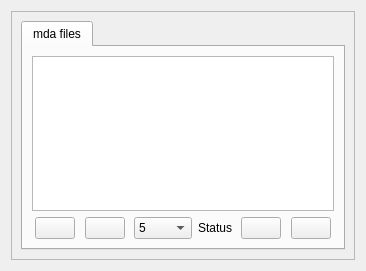
First picture: the form in mdaviz/resources/mda_file_table_view.ui, repository BCDA-APS/mdaviz, before the edit.
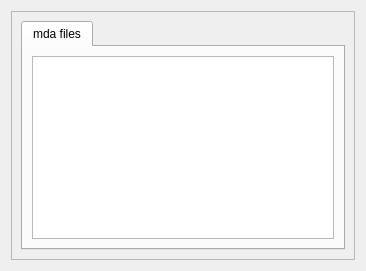
Second picture: the form after the edit. Icons and pictures are not drawn.

Commit message: DEV #5 remove pager from file table view

```diff
--- a/mdaviz/resources/mda_file_table_view.ui
+++ b/mdaviz/resources/mda_file_table_view.ui
@@ -52,213 +52,6 @@
              </property>
             </widget>
            </item>
-           <item>
-            <layout class="QHBoxLayout" name="horizontalLayout">
-             <item>
-              <spacer name="horizontalSpacer">
-               <property name="orientation">
-                <enum>Qt::Horizontal</enum>
-               </property>
-               <property name="sizeHint" stdset="0">
-                <size>
-                 <width>40</width>
-                 <height>20</height>
-                </size>
-               </property>
-              </spacer>
-             </item>
-             <item>
-              <widget class="QPushButton" name="first">
-               <property name="toolTip">
-                <string>Show the first run.</string>
-               </property>
-               <property name="icon">
-                <iconset>
-                 <normaloff>first.png</normaloff>first.png</iconset>
-               </property>
-               <property name="iconSize">
-                <size>
-                 <width>14</width>
-                 <height>14</height>
-                </size>
-               </property>
-              </widget>
-             </item>
-             <item>
-              <spacer name="horizontalSpacer_3">
-               <property name="orientation">
-                <enum>Qt::Horizontal</enum>
-               </property>
-               <property name="sizeHint" stdset="0">
-                <size>
-                 <width>40</width>
-                 <height>20</height>
-                </size>
-               </property>
-              </spacer>
-             </item>
-             <item>
-              <widget class="QPushButton" name="back">
-               <property name="toolTip">
-                <string>Show the previous page of runs.</string>
-               </property>
-               <property name="icon">
-                <iconset>
-                 <normaloff>back.png</normaloff>back.png</iconset>
-               </property>
-               <property name="iconSize">
-                <size>
-                 <width>14</width>
-                 <height>14</height>
-                </size>
-               </property>
-              </widget>
-             </item>
-             <item>
-              <spacer name="horizontalSpacer_5">
-               <property name="orientation">
-                <enum>Qt::Horizontal</enum>
-               </property>
-               <property name="sizeHint" stdset="0">
-                <size>
-                 <width>40</width>
-                 <height>20</height>
-                </size>
-               </property>
-              </spacer>
-             </item>
-             <item>
-              <widget class="QComboBox" name="pageSize">
-               <property name="toolTip">
-                <string>Number of runs to show per page.</string>
-               </property>
-               <item>
-                <property name="text">
-                 <string>5</string>
-                </property>
-               </item>
-               <item>
-                <property name="text">
-                 <string>10</string>
-                </property>
-               </item>
-               <item>
-                <property name="text">
-                 <string>25</string>
-                </property>
-               </item>
-               <item>
-                <property name="text">
-                 <string>50</string>
-                </property>
-               </item>
-               <item>
-                <property name="text">
-                 <string>100</string>
-                </property>
-               </item>
-               <item>
-                <property name="text">
-                 <string>250</string>
-                </property>
-               </item>
-               <item>
-                <property name="text">
-                 <string>500</string>
-                </property>
-               </item>
-               <item>
-                <property name="text">
-                 <string>1000</string>
-                </property>
-               </item>
-              </widget>
-             </item>
-             <item>
-              <widget class="QLabel" name="status">
-               <property name="toolTip">
-                <string>Shows what runs are displayed in the table.</string>
-               </property>
-               <property name="text">
-                <string>Status</string>
-               </property>
-              </widget>
-             </item>
-             <item>
-              <spacer name="horizontalSpacer_6">
-               <property name="orientation">
-                <enum>Qt::Horizontal</enum>
-               </property>
-               <property name="sizeHint" stdset="0">
-                <size>
-                 <width>40</width>
-                 <height>20</height>
-                </size>
-               </property>
-              </spacer>
-             </item>
-             <item>
-              <widget class="QPushButton" name="next_2">
-               <property name="toolTip">
-                <string>Show the next page of runs.</string>
-               </property>
-               <property name="icon">
-                <iconset>
-                 <normaloff>next.png</normaloff>next.png</iconset>
-               </property>
-               <property name="iconSize">
-                <size>
-                 <width>14</width>
-                 <height>14</height>
-                </size>
-               </property>
-              </widget>
-             </item>
-             <item>
-              <spacer name="horizontalSpacer_4">
-               <property name="orientation">
-                <enum>Qt::Horizontal</enum>
-               </property>
-               <property name="sizeHint" stdset="0">
-                <size>
-                 <width>40</width>
-                 <height>20</height>
-                </size>
-               </property>
-              </spacer>
-             </item>
-             <item>
-              <widget class="QPushButton" name="last">
-               <property name="toolTip">
-                <string>Show the last run.</string>
-               </property>
-               <property name="icon">
-                <iconset>
-                 <normaloff>last.png</normaloff>last.png</iconset>
-               </property>
-               <property name="iconSize">
-                <size>
-                 <width>14</width>
-                 <height>14</height>
-                </size>
-               </property>
-              </widget>
-             </item>
-             <item>
-              <spacer name="horizontalSpacer_2">
-               <property name="orientation">
-                <enum>Qt::Horizontal</enum>
-               </property>
-               <property name="sizeHint" stdset="0">
-                <size>
-                 <width>40</width>
-                 <height>20</height>
-                </size>
-               </property>
-              </spacer>
-             </item>
-            </layout>
-           </item>
           </layout>
          </widget>
         </widget>
```
